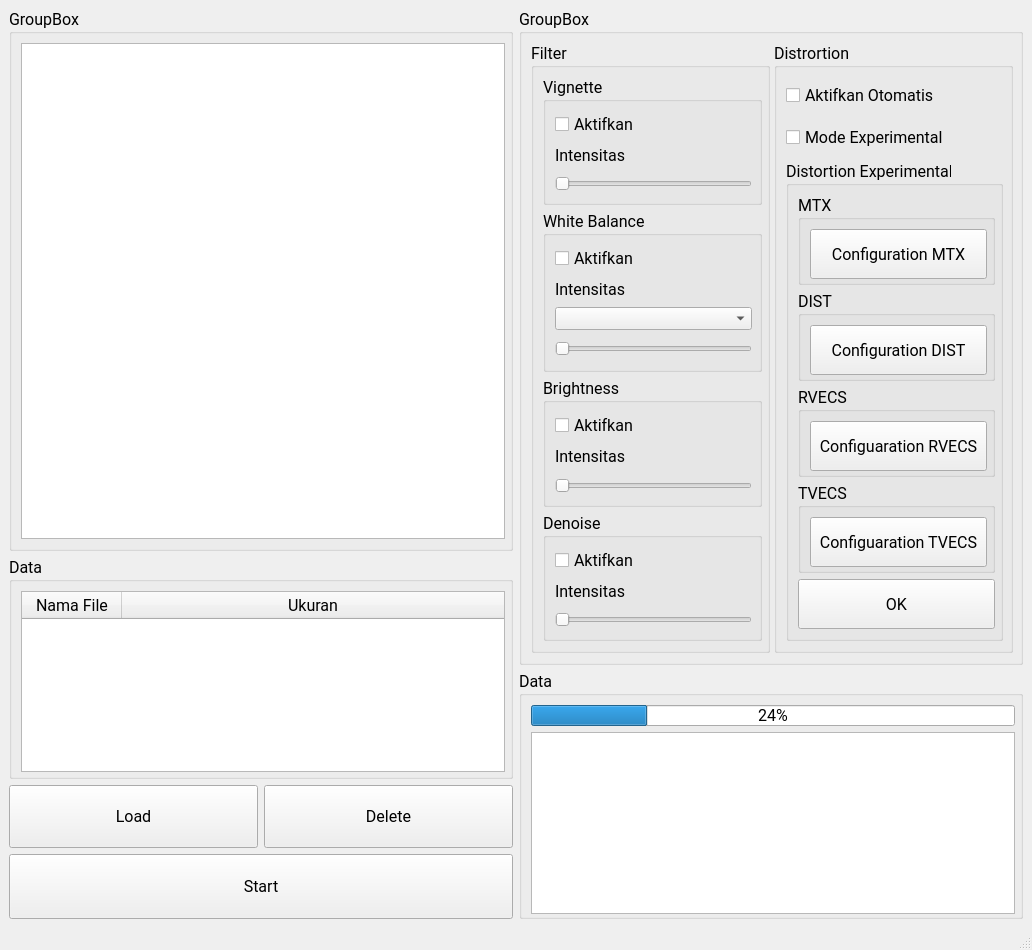
YapZanan/Neura_Filtering, file main.ui: the form before one commit.
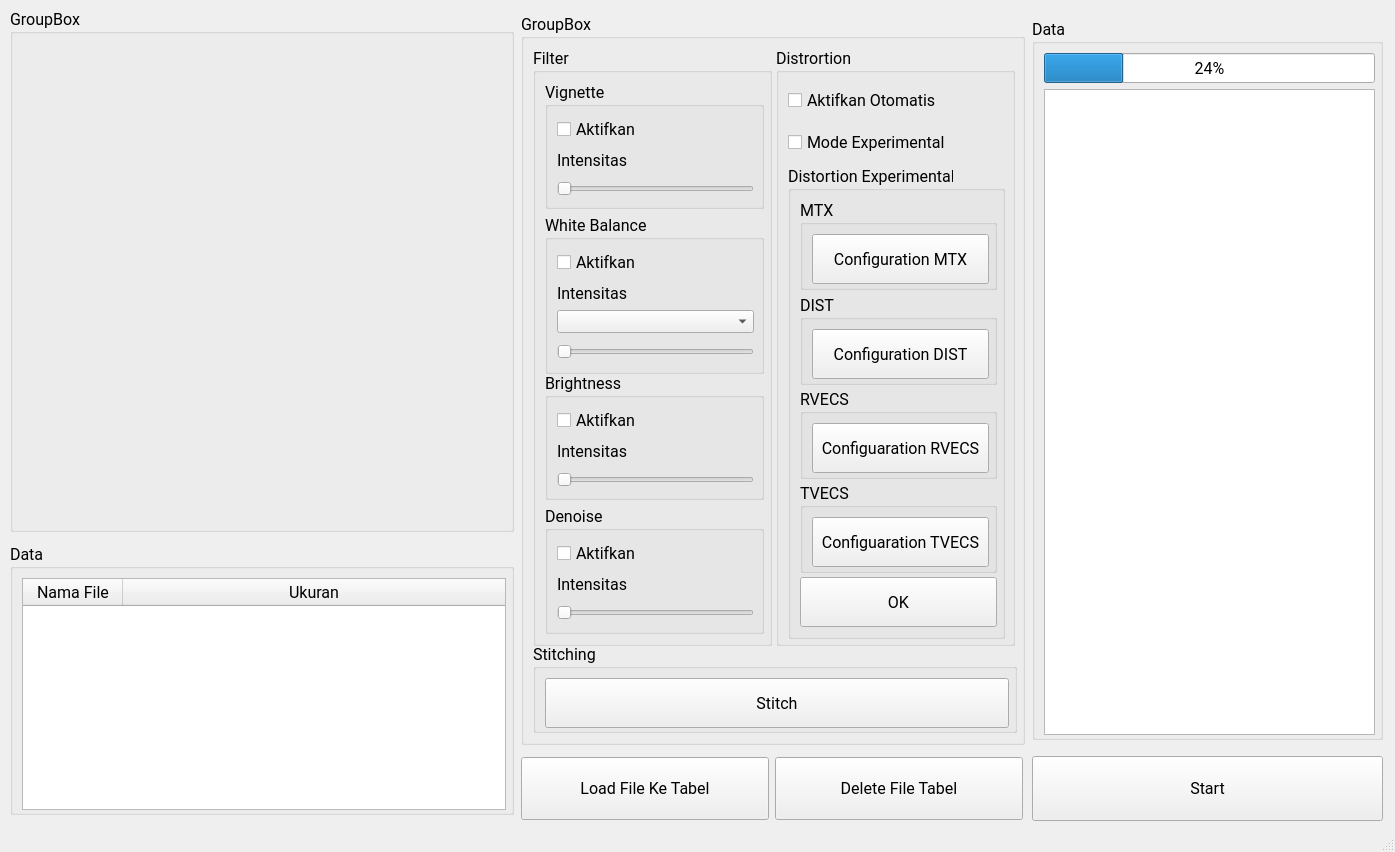
The form after the commit.

```diff
--- a/main.ui
+++ b/main.ui
@@ -6,8 +6,8 @@
    <rect>
     <x>0</x>
     <y>0</y>
-    <width>1032</width>
-    <height>950</height>
+    <width>1395</width>
+    <height>852</height>
    </rect>
   </property>
   <property name="sizePolicy">
@@ -18,46 +18,21 @@
   </property>
   <property name="minimumSize">
    <size>
-    <width>1032</width>
-    <height>950</height>
+    <width>1395</width>
+    <height>852</height>
    </size>
   </property>
   <property name="maximumSize">
    <size>
-    <width>16777215</width>
-    <height>9999</height>
+    <width>1395</width>
+    <height>852</height>
    </size>
   </property>
   <property name="windowTitle">
    <string>MainWindow</string>
   </property>
   <widget class="QWidget" name="centralwidget">
-   <layout class="QGridLayout" name="gridLayout_17">
-    <item row="4" column="0">
-     <widget class="QPushButton" name="pushButton_Start">
-      <property name="sizePolicy">
-       <sizepolicy hsizetype="Expanding" vsizetype="Expanding">
-        <horstretch>0</horstretch>
-        <verstretch>0</verstretch>
-       </sizepolicy>
-      </property>
-      <property name="minimumSize">
-       <size>
-        <width>504</width>
-        <height>65</height>
-       </size>
-      </property>
-      <property name="font">
-       <font>
-        <family>Roboto</family>
-        <pointsize>12</pointsize>
-       </font>
-      </property>
-      <property name="text">
-       <string>Start</string>
-      </property>
-     </widget>
-    </item>
+   <layout class="QGridLayout" name="gridLayout_19">
     <item row="0" column="0">
      <widget class="QGroupBox" name="groupBox_Camera">
       <property name="sizePolicy">
@@ -72,6 +47,12 @@
         <height>523</height>
        </size>
       </property>
+      <property name="maximumSize">
+       <size>
+        <width>504</width>
+        <height>523</height>
+       </size>
+      </property>
       <property name="font">
        <font>
         <family>Roboto</family>
@@ -83,7 +64,7 @@
       </property>
       <layout class="QGridLayout" name="gridLayout_14">
        <item row="0" column="0">
-        <widget class="QTextEdit" name="textEdit_Camera">
+        <widget class="QLabel" name="label_Camera">
          <property name="minimumSize">
           <size>
            <width>484</width>
@@ -92,217 +73,18 @@
          </property>
          <property name="maximumSize">
           <size>
-           <width>2000</width>
-           <height>2000</height>
-          </size>
-         </property>
-         <property name="font">
-          <font>
-           <family>Roboto</family>
-           <pointsize>12</pointsize>
-          </font>
-         </property>
-        </widget>
-       </item>
-      </layout>
-     </widget>
-    </item>
-    <item row="1" column="0" rowspan="2">
-     <widget class="QGroupBox" name="groupBox_Tabel_File">
-      <property name="sizePolicy">
-       <sizepolicy hsizetype="Expanding" vsizetype="Expanding">
-        <horstretch>0</horstretch>
-        <verstretch>0</verstretch>
-       </sizepolicy>
-      </property>
-      <property name="minimumSize">
-       <size>
-        <width>504</width>
-        <height>220</height>
-       </size>
-      </property>
-      <property name="font">
-       <font>
-        <family>Roboto</family>
-        <pointsize>12</pointsize>
-       </font>
-      </property>
-      <property name="title">
-       <string>Data</string>
-      </property>
-      <layout class="QGridLayout" name="gridLayout_15">
-       <item row="0" column="0">
-        <widget class="QTableWidget" name="tableWidget_Tabel_File">
-         <property name="minimumSize">
-          <size>
            <width>484</width>
-           <height>181</height>
+           <height>484</height>
           </size>
          </property>
-         <property name="font">
-          <font>
-           <family>Roboto</family>
-           <pointsize>12</pointsize>
-          </font>
+         <property name="text">
+          <string/>
          </property>
-         <property name="acceptDrops">
-          <bool>true</bool>
-         </property>
-         <property name="dragDropMode">
-          <enum>QAbstractItemView::DragDrop</enum>
-         </property>
-         <attribute name="horizontalHeaderStretchLastSection">
-          <bool>true</bool>
-         </attribute>
-         <column>
-          <property name="text">
-           <string>Nama File</string>
-          </property>
-          <property name="font">
-           <font>
-            <family>Montserrat</family>
-            <pointsize>12</pointsize>
-           </font>
-          </property>
-          <property name="textAlignment">
-           <set>AlignCenter</set>
-          </property>
-         </column>
-         <column>
-          <property name="text">
-           <string>Ukuran</string>
-          </property>
-          <property name="font">
-           <font>
-            <family>Montserrat</family>
-            <pointsize>12</pointsize>
-           </font>
-          </property>
-          <property name="textAlignment">
-           <set>AlignCenter</set>
-          </property>
-         </column>
         </widget>
        </item>
       </layout>
      </widget>
     </item>
-    <item row="2" column="1" rowspan="3">
-     <widget class="QGroupBox" name="groupBox_Progress">
-      <property name="minimumSize">
-       <size>
-        <width>504</width>
-        <height>248</height>
-       </size>
-      </property>
-      <property name="font">
-       <font>
-        <family>Roboto</family>
-        <pointsize>12</pointsize>
-       </font>
-      </property>
-      <property name="title">
-       <string>Data</string>
-      </property>
-      <layout class="QGridLayout" name="gridLayout_16">
-       <item row="0" column="0">
-        <widget class="QProgressBar" name="progressBar_Progress">
-         <property name="sizePolicy">
-          <sizepolicy hsizetype="Expanding" vsizetype="Expanding">
-           <horstretch>0</horstretch>
-           <verstretch>0</verstretch>
-          </sizepolicy>
-         </property>
-         <property name="minimumSize">
-          <size>
-           <width>484</width>
-           <height>21</height>
-          </size>
-         </property>
-         <property name="font">
-          <font>
-           <family>Roboto</family>
-           <pointsize>12</pointsize>
-          </font>
-         </property>
-         <property name="value">
-          <number>24</number>
-         </property>
-        </widget>
-       </item>
-       <item row="1" column="0">
-        <widget class="QListWidget" name="listWidget_Progress">
-         <property name="minimumSize">
-          <size>
-           <width>484</width>
-           <height>182</height>
-          </size>
-         </property>
-         <property name="font">
-          <font>
-           <family>Roboto</family>
-           <pointsize>12</pointsize>
-          </font>
-         </property>
-        </widget>
-       </item>
-      </layout>
-     </widget>
-    </item>
-    <item row="3" column="0">
-     <layout class="QGridLayout" name="gridLayout_Load_Save">
-      <item row="0" column="1">
-       <widget class="QPushButton" name="pushButton_Delete">
-        <property name="sizePolicy">
-         <sizepolicy hsizetype="Expanding" vsizetype="Expanding">
-          <horstretch>0</horstretch>
-          <verstretch>0</verstretch>
-         </sizepolicy>
-        </property>
-        <property name="minimumSize">
-         <size>
-          <width>248</width>
-          <height>63</height>
-         </size>
-        </property>
-        <property name="font">
-         <font>
-          <family>Roboto</family>
-          <pointsize>12</pointsize>
-         </font>
-        </property>
-        <property name="text">
-         <string>Delete</string>
-        </property>
-       </widget>
-      </item>
-      <item row="0" column="0">
-       <widget class="QPushButton" name="pushButton_Load">
-        <property name="sizePolicy">
-         <sizepolicy hsizetype="Expanding" vsizetype="Expanding">
-          <horstretch>0</horstretch>
-          <verstretch>0</verstretch>
-         </sizepolicy>
-        </property>
-        <property name="minimumSize">
-         <size>
-          <width>248</width>
-          <height>63</height>
-         </size>
-        </property>
-        <property name="font">
-         <font>
-          <family>Roboto</family>
-          <pointsize>12</pointsize>
-         </font>
-        </property>
-        <property name="text">
-         <string>Load</string>
-        </property>
-       </widget>
-      </item>
-     </layout>
-    </item>
     <item row="0" column="1" rowspan="2">
      <widget class="QGroupBox" name="groupBox_Semua">
       <property name="sizePolicy">
@@ -314,7 +96,13 @@
       <property name="minimumSize">
        <size>
         <width>504</width>
-        <height>637</height>
+        <height>731</height>
+       </size>
+      </property>
+      <property name="maximumSize">
+       <size>
+        <width>504</width>
+        <height>731</height>
        </size>
       </property>
       <property name="font">
@@ -326,7 +114,7 @@
       <property name="title">
        <string>GroupBox</string>
       </property>
-      <layout class="QGridLayout" name="gridLayout_13">
+      <layout class="QGridLayout" name="gridLayout_17">
        <item row="0" column="0">
         <widget class="QGroupBox" name="groupBox_Filter">
          <property name="sizePolicy">
@@ -341,6 +129,12 @@
            <height>598</height>
           </size>
          </property>
+         <property name="maximumSize">
+          <size>
+           <width>239</width>
+           <height>598</height>
+          </size>
+         </property>
          <property name="font">
           <font>
            <family>Roboto</family>
@@ -367,8 +161,8 @@
             </property>
             <property name="maximumSize">
              <size>
-              <width>16777215</width>
-              <height>171</height>
+              <width>219</width>
+              <height>127</height>
              </size>
             </property>
             <property name="font">
@@ -397,8 +191,8 @@
                </property>
                <property name="maximumSize">
                 <size>
-                 <width>16777215</width>
-                 <height>36</height>
+                 <width>199</width>
+                 <height>26</height>
                 </size>
                </property>
                <property name="font">
@@ -430,8 +224,8 @@
                  </property>
                  <property name="maximumSize">
                   <size>
-                   <width>16777215</width>
-                   <height>35</height>
+                   <width>197</width>
+                   <height>25</height>
                   </size>
                  </property>
                  <property name="font">
@@ -461,8 +255,8 @@
                  </property>
                  <property name="maximumSize">
                   <size>
-                   <width>16777215</width>
-                   <height>50</height>
+                   <width>197</width>
+                   <height>26</height>
                   </size>
                  </property>
                  <property name="font">
@@ -497,8 +291,8 @@
             </property>
             <property name="maximumSize">
              <size>
-              <width>16777215</width>
-              <height>171</height>
+              <width>219</width>
+              <height>159</height>
              </size>
             </property>
             <property name="font">
@@ -527,8 +321,8 @@
                </property>
                <property name="maximumSize">
                 <size>
-                 <width>16777215</width>
-                 <height>36</height>
+                 <width>199</width>
+                 <height>26</height>
                 </size>
                </property>
                <property name="font">
@@ -560,8 +354,8 @@
                  </property>
                  <property name="maximumSize">
                   <size>
-                   <width>16777215</width>
-                   <height>50</height>
+                   <width>197</width>
+                   <height>26</height>
                   </size>
                  </property>
                  <property name="font">
@@ -591,8 +385,8 @@
                  </property>
                  <property name="maximumSize">
                   <size>
-                   <width>16777215</width>
-                   <height>35</height>
+                   <width>197</width>
+                   <height>25</height>
                   </size>
                  </property>
                  <property name="font">
@@ -620,6 +414,12 @@
                    <height>23</height>
                   </size>
                  </property>
+                 <property name="maximumSize">
+                  <size>
+                   <width>197</width>
+                   <height>23</height>
+                  </size>
+                 </property>
                  <property name="font">
                   <font>
                    <family>Roboto</family>
@@ -649,8 +449,8 @@
             </property>
             <property name="maximumSize">
              <size>
-              <width>16777215</width>
-              <height>171</height>
+              <width>219</width>
+              <height>127</height>
              </size>
             </property>
             <property name="font">
@@ -679,8 +479,8 @@
                </property>
                <property name="maximumSize">
                 <size>
-                 <width>16777215</width>
-                 <height>36</height>
+                 <width>199</width>
+                 <height>26</height>
                 </size>
                </property>
                <property name="font">
@@ -712,8 +512,8 @@
                  </property>
                  <property name="maximumSize">
                   <size>
-                   <width>16777215</width>
-                   <height>35</height>
+                   <width>197</width>
+                   <height>25</height>
                   </size>
                  </property>
                  <property name="font">
@@ -743,8 +543,8 @@
                  </property>
                  <property name="maximumSize">
                   <size>
-                   <width>16777215</width>
-                   <height>50</height>
+                   <width>197</width>
+                   <height>26</height>
                   </size>
                  </property>
                  <property name="font">
@@ -779,8 +579,8 @@
             </property>
             <property name="maximumSize">
              <size>
-              <width>16777215</width>
-              <height>171</height>
+              <width>219</width>
+              <height>128</height>
              </size>
             </property>
             <property name="font">
@@ -809,8 +609,8 @@
                </property>
                <property name="maximumSize">
                 <size>
-                 <width>16777215</width>
-                 <height>36</height>
+                 <width>199</width>
+                 <height>26</height>
                 </size>
                </property>
                <property name="font">
@@ -842,8 +642,8 @@
                  </property>
                  <property name="maximumSize">
                   <size>
-                   <width>16777215</width>
-                   <height>35</height>
+                   <width>197</width>
+                   <height>25</height>
                   </size>
                  </property>
                  <property name="font">
@@ -873,8 +673,8 @@
                  </property>
                  <property name="maximumSize">
                   <size>
-                   <width>16777215</width>
-                   <height>50</height>
+                   <width>197</width>
+                   <height>26</height>
                   </size>
                  </property>
                  <property name="font">
@@ -910,6 +710,12 @@
            <height>598</height>
           </size>
          </property>
+         <property name="maximumSize">
+          <size>
+           <width>239</width>
+           <height>598</height>
+          </size>
+         </property>
          <property name="font">
           <font>
            <family>Roboto</family>
@@ -936,7 +742,7 @@
             </property>
             <property name="maximumSize">
              <size>
-              <width>16777215</width>
+              <width>219</width>
               <height>36</height>
              </size>
             </property>
@@ -969,7 +775,7 @@
               </property>
               <property name="maximumSize">
                <size>
-                <width>16777215</width>
+                <width>217</width>
                 <height>36</height>
                </size>
               </property>
@@ -998,6 +804,12 @@
                 <height>473</height>
                </size>
               </property>
+              <property name="maximumSize">
+               <size>
+                <width>217</width>
+                <height>473</height>
+               </size>
+              </property>
               <property name="font">
                <font>
                 <family>Roboto</family>
@@ -1022,6 +834,12 @@
                    <height>90</height>
                   </size>
                  </property>
+                 <property name="maximumSize">
+                  <size>
+                   <width>197</width>
+                   <height>90</height>
+                  </size>
+                 </property>
                  <property name="font">
                   <font>
                    <family>Roboto</family>
@@ -1048,7 +866,7 @@
                     </property>
                     <property name="maximumSize">
                      <size>
-                      <width>16777215</width>
+                      <width>177</width>
                       <height>50</height>
                      </size>
                     </property>
@@ -1080,6 +898,12 @@
                    <height>90</height>
                   </size>
                  </property>
+                 <property name="maximumSize">
+                  <size>
+                   <width>197</width>
+                   <height>90</height>
+                  </size>
+                 </property>
                  <property name="font">
                   <font>
                    <family>Roboto</family>
@@ -1106,7 +930,7 @@
                     </property>
                     <property name="maximumSize">
                      <size>
-                      <width>16777215</width>
+                      <width>177</width>
                       <height>50</height>
                      </size>
                     </property>
@@ -1138,6 +962,12 @@
                    <height>90</height>
                   </size>
                  </property>
+                 <property name="maximumSize">
+                  <size>
+                   <width>197</width>
+                   <height>90</height>
+                  </size>
+                 </property>
                  <property name="font">
                   <font>
                    <family>Roboto</family>
@@ -1164,7 +994,7 @@
                     </property>
                     <property name="maximumSize">
                      <size>
-                      <width>16777215</width>
+                      <width>177</width>
                       <height>50</height>
                      </size>
                     </property>
@@ -1196,6 +1026,12 @@
                    <height>90</height>
                   </size>
                  </property>
+                 <property name="maximumSize">
+                  <size>
+                   <width>197</width>
+                   <height>90</height>
+                  </size>
+                 </property>
                  <property name="font">
                   <font>
                    <family>Roboto</family>
@@ -1222,7 +1058,7 @@
                     </property>
                     <property name="maximumSize">
                      <size>
-                      <width>16777215</width>
+                      <width>177</width>
                       <height>50</height>
                      </size>
                     </property>
@@ -1256,7 +1092,7 @@
                  </property>
                  <property name="maximumSize">
                   <size>
-                   <width>16777215</width>
+                   <width>197</width>
                    <height>50</height>
                   </size>
                  </property>
@@ -1279,9 +1115,333 @@
          </layout>
         </widget>
        </item>
+       <item row="1" column="0" colspan="2">
+        <widget class="QGroupBox" name="groupBox_Stitching">
+         <property name="minimumSize">
+          <size>
+           <width>484</width>
+           <height>89</height>
+          </size>
+         </property>
+         <property name="maximumSize">
+          <size>
+           <width>484</width>
+           <height>89</height>
+          </size>
+         </property>
+         <property name="title">
+          <string>Stitching</string>
+         </property>
+         <layout class="QGridLayout" name="gridLayout_13">
+          <item row="0" column="0">
+           <widget class="QPushButton" name="pushButton_Stitching">
+            <property name="sizePolicy">
+             <sizepolicy hsizetype="Expanding" vsizetype="Expanding">
+              <horstretch>0</horstretch>
+              <verstretch>0</verstretch>
+             </sizepolicy>
+            </property>
+            <property name="minimumSize">
+             <size>
+              <width>464</width>
+              <height>50</height>
+             </size>
+            </property>
+            <property name="maximumSize">
+             <size>
+              <width>464</width>
+              <height>50</height>
+             </size>
+            </property>
+            <property name="font">
+             <font>
+              <family>Roboto</family>
+              <pointsize>12</pointsize>
+             </font>
+            </property>
+            <property name="text">
+             <string>Stitch</string>
+            </property>
+           </widget>
+          </item>
+         </layout>
+        </widget>
+       </item>
       </layout>
      </widget>
     </item>
+    <item row="0" column="2" rowspan="2">
+     <widget class="QGroupBox" name="groupBox_Progress">
+      <property name="minimumSize">
+       <size>
+        <width>351</width>
+        <height>721</height>
+       </size>
+      </property>
+      <property name="maximumSize">
+       <size>
+        <width>351</width>
+        <height>721</height>
+       </size>
+      </property>
+      <property name="font">
+       <font>
+        <family>Roboto</family>
+        <pointsize>12</pointsize>
+       </font>
+      </property>
+      <property name="title">
+       <string>Data</string>
+      </property>
+      <layout class="QGridLayout" name="gridLayout_16">
+       <item row="0" column="0">
+        <widget class="QProgressBar" name="progressBar_Progress">
+         <property name="sizePolicy">
+          <sizepolicy hsizetype="Expanding" vsizetype="Expanding">
+           <horstretch>0</horstretch>
+           <verstretch>0</verstretch>
+          </sizepolicy>
+         </property>
+         <property name="minimumSize">
+          <size>
+           <width>331</width>
+           <height>30</height>
+          </size>
+         </property>
+         <property name="maximumSize">
+          <size>
+           <width>331</width>
+           <height>30</height>
+          </size>
+         </property>
+         <property name="font">
+          <font>
+           <family>Roboto</family>
+           <pointsize>12</pointsize>
+          </font>
+         </property>
+         <property name="value">
+          <number>24</number>
+         </property>
+        </widget>
+       </item>
+       <item row="1" column="0">
+        <widget class="QListWidget" name="listWidget_Progress">
+         <property name="minimumSize">
+          <size>
+           <width>331</width>
+           <height>646</height>
+          </size>
+         </property>
+         <property name="maximumSize">
+          <size>
+           <width>331</width>
+           <height>646</height>
+          </size>
+         </property>
+         <property name="font">
+          <font>
+           <family>Roboto</family>
+           <pointsize>12</pointsize>
+          </font>
+         </property>
+        </widget>
+       </item>
+      </layout>
+     </widget>
+    </item>
+    <item row="1" column="0" rowspan="2">
+     <widget class="QGroupBox" name="groupBox_Tabel_File">
+      <property name="sizePolicy">
+       <sizepolicy hsizetype="Expanding" vsizetype="Expanding">
+        <horstretch>0</horstretch>
+        <verstretch>0</verstretch>
+       </sizepolicy>
+      </property>
+      <property name="minimumSize">
+       <size>
+        <width>504</width>
+        <height>271</height>
+       </size>
+      </property>
+      <property name="maximumSize">
+       <size>
+        <width>504</width>
+        <height>271</height>
+       </size>
+      </property>
+      <property name="font">
+       <font>
+        <family>Roboto</family>
+        <pointsize>12</pointsize>
+       </font>
+      </property>
+      <property name="title">
+       <string>Data</string>
+      </property>
+      <layout class="QGridLayout" name="gridLayout_15">
+       <item row="0" column="0">
+        <widget class="QTableWidget" name="tableWidget_Tabel_File">
+         <property name="minimumSize">
+          <size>
+           <width>484</width>
+           <height>232</height>
+          </size>
+         </property>
+         <property name="maximumSize">
+          <size>
+           <width>484</width>
+           <height>232</height>
+          </size>
+         </property>
+         <property name="font">
+          <font>
+           <family>Roboto</family>
+           <pointsize>12</pointsize>
+          </font>
+         </property>
+         <property name="acceptDrops">
+          <bool>true</bool>
+         </property>
+         <property name="dragDropMode">
+          <enum>QAbstractItemView::DragDrop</enum>
+         </property>
+         <attribute name="horizontalHeaderStretchLastSection">
+          <bool>true</bool>
+         </attribute>
+         <column>
+          <property name="text">
+           <string>Nama File</string>
+          </property>
+          <property name="font">
+           <font>
+            <family>Montserrat</family>
+            <pointsize>12</pointsize>
+           </font>
+          </property>
+          <property name="textAlignment">
+           <set>AlignCenter</set>
+          </property>
+         </column>
+         <column>
+          <property name="text">
+           <string>Ukuran</string>
+          </property>
+          <property name="font">
+           <font>
+            <family>Montserrat</family>
+            <pointsize>12</pointsize>
+           </font>
+          </property>
+          <property name="textAlignment">
+           <set>AlignCenter</set>
+          </property>
+         </column>
+        </widget>
+       </item>
+      </layout>
+     </widget>
+    </item>
+    <item row="2" column="1">
+     <layout class="QGridLayout" name="gridLayout_18">
+      <property name="sizeConstraint">
+       <enum>QLayout::SetFixedSize</enum>
+      </property>
+      <item row="0" column="0">
+       <widget class="QPushButton" name="pushButton_Load">
+        <property name="sizePolicy">
+         <sizepolicy hsizetype="Expanding" vsizetype="Expanding">
+          <horstretch>0</horstretch>
+          <verstretch>0</verstretch>
+         </sizepolicy>
+        </property>
+        <property name="minimumSize">
+         <size>
+          <width>248</width>
+          <height>63</height>
+         </size>
+        </property>
+        <property name="maximumSize">
+         <size>
+          <width>248</width>
+          <height>63</height>
+         </size>
+        </property>
+        <property name="font">
+         <font>
+          <family>Roboto</family>
+          <pointsize>12</pointsize>
+         </font>
+        </property>
+        <property name="text">
+         <string>Load File Ke Tabel</string>
+        </property>
+       </widget>
+      </item>
+      <item row="0" column="1">
+       <widget class="QPushButton" name="pushButton_Delete">
+        <property name="sizePolicy">
+         <sizepolicy hsizetype="Expanding" vsizetype="Expanding">
+          <horstretch>0</horstretch>
+          <verstretch>0</verstretch>
+         </sizepolicy>
+        </property>
+        <property name="minimumSize">
+         <size>
+          <width>248</width>
+          <height>63</height>
+         </size>
+        </property>
+        <property name="maximumSize">
+         <size>
+          <width>248</width>
+          <height>63</height>
+         </size>
+        </property>
+        <property name="font">
+         <font>
+          <family>Roboto</family>
+          <pointsize>12</pointsize>
+         </font>
+        </property>
+        <property name="text">
+         <string>Delete File Tabel</string>
+        </property>
+       </widget>
+      </item>
+     </layout>
+    </item>
+    <item row="2" column="2">
+     <widget class="QPushButton" name="pushButton_Start">
+      <property name="sizePolicy">
+       <sizepolicy hsizetype="Expanding" vsizetype="Expanding">
+        <horstretch>0</horstretch>
+        <verstretch>0</verstretch>
+       </sizepolicy>
+      </property>
+      <property name="minimumSize">
+       <size>
+        <width>351</width>
+        <height>65</height>
+       </size>
+      </property>
+      <property name="maximumSize">
+       <size>
+        <width>351</width>
+        <height>65</height>
+       </size>
+      </property>
+      <property name="font">
+       <font>
+        <family>Roboto</family>
+        <pointsize>12</pointsize>
+       </font>
+      </property>
+      <property name="text">
+       <string>Start</string>
+      </property>
+     </widget>
+    </item>
    </layout>
   </widget>
   <widget class="QMenuBar" name="menubar">
```
Left out of the diff: 2 changed lines with no effect on the pictures.
